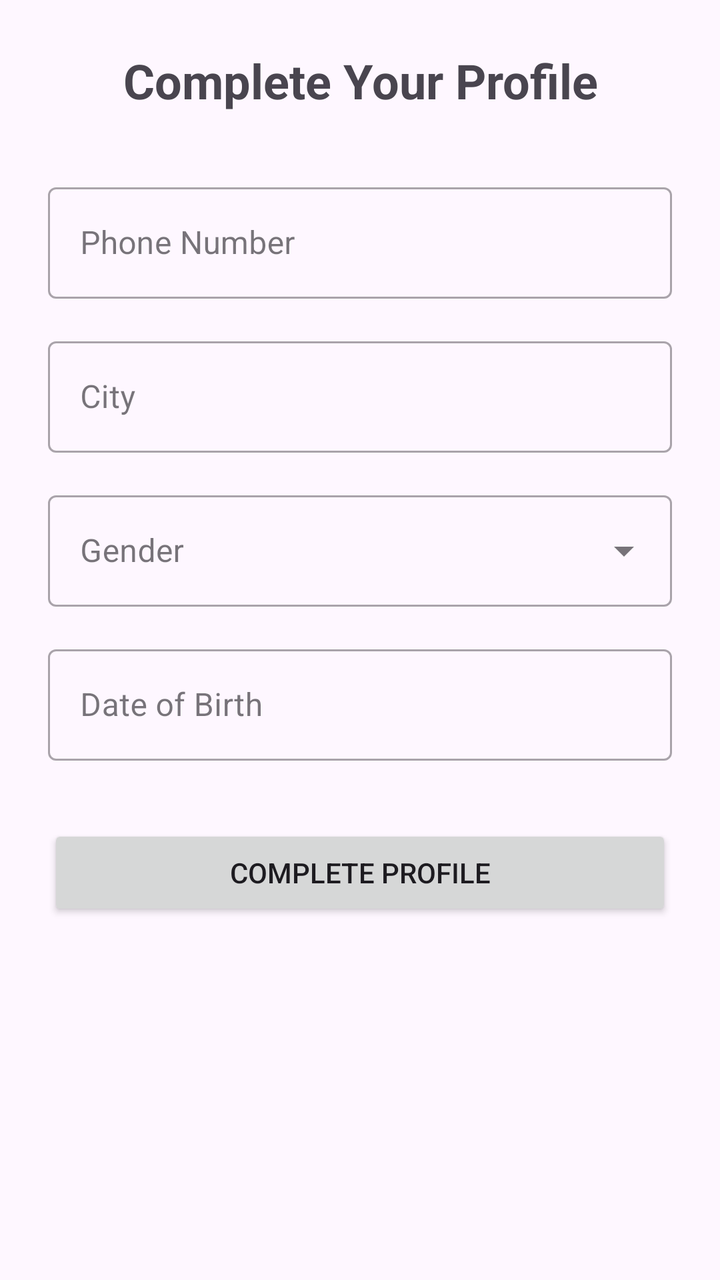
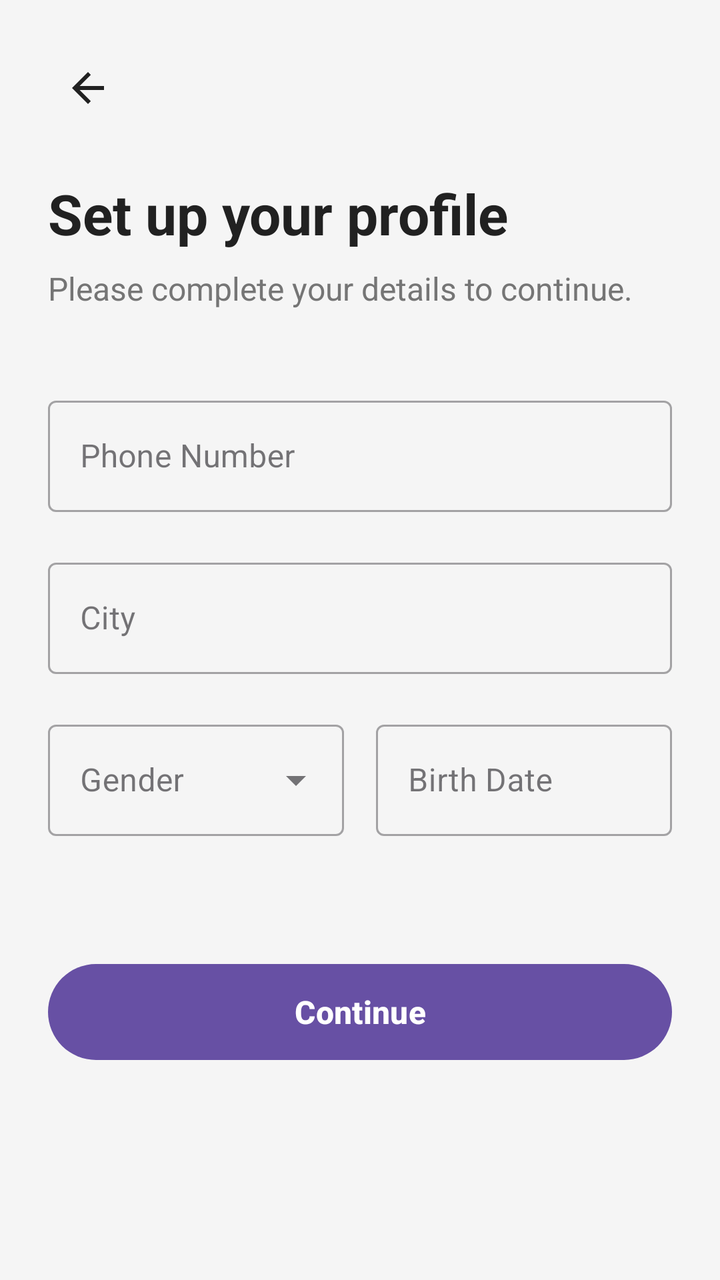

Screens rendered from an Android XML layout before and after an edit, with the pre-edit source and the edit as a unified diff.
<!-- AndroidManifest.xml: application theme Theme.ProjectFlow -->
<!-- res/layout/activity_complete_profile.xml -->
<?xml version="1.0" encoding="utf-8"?>
<androidx.constraintlayout.widget.ConstraintLayout xmlns:android="http://schemas.android.com/apk/res/android"
    xmlns:app="http://schemas.android.com/apk/res-auto"
    xmlns:tools="http://schemas.android.com/tools"
    android:id="@+id/main"
    android:layout_width="match_parent"
    android:layout_height="match_parent"
    android:padding="24dp"
    tools:context=".profile.CompleteProfileActivity">

    <ScrollView
        android:layout_width="match_parent"
        android:layout_height="match_parent"
        app:layout_constraintBottom_toBottomOf="parent"
        app:layout_constraintEnd_toEndOf="parent"
        app:layout_constraintStart_toStartOf="parent"
        app:layout_constraintTop_toTopOf="parent">

        <LinearLayout
            android:layout_width="match_parent"
            android:layout_height="wrap_content"
            android:orientation="vertical">

            <TextView
                android:layout_width="match_parent"
                android:layout_height="wrap_content"
                android:text="Complete Your Profile"
                android:textSize="24sp"
                android:textStyle="bold"
                android:layout_marginBottom="32dp"
                android:gravity="center" />

            <com.google.android.material.textfield.TextInputLayout
                android:layout_width="match_parent"
                android:layout_height="wrap_content"
                android:hint="Phone Number"
                android:layout_marginBottom="16dp"
                style="@style/Widget.MaterialComponents.TextInputLayout.OutlinedBox">

                <com.google.android.material.textfield.TextInputEditText
                    android:id="@+id/phoneNumber"
                    android:layout_width="match_parent"
                    android:layout_height="wrap_content"
                    android:inputType="phone" />
            </com.google.android.material.textfield.TextInputLayout>

            <com.google.android.material.textfield.TextInputLayout
                android:layout_width="match_parent"
                android:layout_height="wrap_content"
                android:hint="City"
                android:layout_marginBottom="16dp"
                style="@style/Widget.MaterialComponents.TextInputLayout.OutlinedBox">

                <com.google.android.material.textfield.TextInputEditText
                    android:id="@+id/city"
                    android:layout_width="match_parent"
                    android:layout_height="wrap_content"
                    android:inputType="text" />
            </com.google.android.material.textfield.TextInputLayout>

            <com.google.android.material.textfield.TextInputLayout
                android:layout_width="match_parent"
                android:layout_height="wrap_content"
                android:hint="Gender"
                android:layout_marginBottom="16dp"
                style="@style/Widget.MaterialComponents.TextInputLayout.OutlinedBox.ExposedDropdownMenu">

                <AutoCompleteTextView
                    android:id="@+id/genderSpinner"
                    android:layout_width="match_parent"
                    android:layout_height="wrap_content"
                    android:inputType="none"
                    android:focusable="false" />
            </com.google.android.material.textfield.TextInputLayout>

            <com.google.android.material.textfield.TextInputLayout
                android:layout_width="match_parent"
                android:layout_height="wrap_content"
                android:hint="Date of Birth"
                android:layout_marginBottom="16dp"
                style="@style/Widget.MaterialComponents.TextInputLayout.OutlinedBox">

                <com.google.android.material.textfield.TextInputEditText
                    android:id="@+id/dateOfBirth"
                    android:layout_width="match_parent"
                    android:layout_height="wrap_content"
                    android:inputType="none"
                    android:focusable="false"
                    android:clickable="true"
                    android:cursorVisible="false" />
            </com.google.android.material.textfield.TextInputLayout>

            <Button
                android:id="@+id/submitBtn"
                android:layout_width="match_parent"
                android:layout_height="wrap_content"
                android:text="Complete Profile"
                android:layout_marginTop="16dp"
                android:enabled="true" />

            <ProgressBar
                android:id="@+id/progressBar"
                android:layout_width="wrap_content"
                android:layout_height="wrap_content"
                android:layout_gravity="center"
                android:layout_marginTop="16dp"
                android:visibility="gone" />

        </LinearLayout>
    </ScrollView>

</androidx.constraintlayout.widget.ConstraintLayout>
<!-- resources referenced by this layout -->
<resources>
  <style name="Theme.ProjectFlow" parent="Base.Theme.ProjectFlow" />
  <style name="Base.Theme.ProjectFlow" parent="Theme.Material3.DayNight.NoActionBar">
          
          
      </style>
</resources>

<!-- the commit's change to res/layout/activity_complete_profile.xml (unified diff, before → after) -->
@@ -1,112 +1,172 @@
 <?xml version="1.0" encoding="utf-8"?>
-<androidx.constraintlayout.widget.ConstraintLayout xmlns:android="http://schemas.android.com/apk/res/android"
+<ScrollView xmlns:android="http://schemas.android.com/apk/res/android"
     xmlns:app="http://schemas.android.com/apk/res-auto"
     xmlns:tools="http://schemas.android.com/tools"
     android:id="@+id/main"
     android:layout_width="match_parent"
     android:layout_height="match_parent"
-    android:padding="24dp"
+    android:fillViewport="true"
+    android:background="@color/background_light"
     tools:context=".profile.CompleteProfileActivity">
 
-    <ScrollView
+    <androidx.constraintlayout.widget.ConstraintLayout
         android:layout_width="match_parent"
-        android:layout_height="match_parent"
-        app:layout_constraintBottom_toBottomOf="parent"
-        app:layout_constraintEnd_toEndOf="parent"
-        app:layout_constraintStart_toStartOf="parent"
-        app:layout_constraintTop_toTopOf="parent">
+        android:layout_height="wrap_content"
+        android:padding="24dp">
+
+        <ImageView
+            android:id="@+id/btnBack"
+            android:layout_width="wrap_content"
+            android:layout_height="wrap_content"
+            android:src="@drawable/ic_menu_arrow"
+            app:tint="@color/text_primary"
+            android:padding="8dp"
+            app:layout_constraintStart_toStartOf="parent"
+            app:layout_constraintTop_toTopOf="parent"
+            android:contentDescription="Back" />
+
+        <TextView
+            android:id="@+id/headerTitle"
+            android:layout_width="wrap_content"
+            android:layout_height="wrap_content"
+            android:text="Set up your profile"
+            android:textSize="28sp"
+            android:textStyle="bold"
+            android:textColor="@color/text_primary"
+            app:layout_constraintStart_toStartOf="parent"
+            app:layout_constraintTop_toBottomOf="@id/btnBack"
+            android:layout_marginTop="24dp"/>
+
+        <TextView
+            android:id="@+id/headerSubtitle"
+            android:layout_width="0dp"
+            android:layout_height="wrap_content"
+            android:text="Please complete your details to continue."
+            android:textSize="16sp"
+            android:textColor="@color/text_secondary"
+            android:layout_marginTop="8dp"
+            app:layout_constraintStart_toStartOf="parent"
+            app:layout_constraintEnd_toEndOf="parent"
+            app:layout_constraintTop_toBottomOf="@id/headerTitle"/>
 
         <LinearLayout
+            android:id="@+id/formContainer"
             android:layout_width="match_parent"
             android:layout_height="wrap_content"
-            android:orientation="vertical">
-
-            <TextView
-                android:layout_width="match_parent"
-                android:layout_height="wrap_content"
-                android:text="Complete Your Profile"
-                android:textSize="24sp"
-                android:textStyle="bold"
-                android:layout_marginBottom="32dp"
-                android:gravity="center" />
+            android:orientation="vertical"
+            android:layout_marginTop="40dp"
+            app:layout_constraintTop_toBottomOf="@id/headerSubtitle"
+            app:layout_constraintStart_toStartOf="parent"
+            app:layout_constraintEnd_toEndOf="parent">
 
             <com.google.android.material.textfield.TextInputLayout
                 android:layout_width="match_parent"
                 android:layout_height="wrap_content"
                 android:hint="Phone Number"
-                android:layout_marginBottom="16dp"
+                android:layout_marginBottom="20dp"
+                app:boxBackgroundColor="@android:color/transparent"
                 style="@style/Widget.MaterialComponents.TextInputLayout.OutlinedBox">
 
                 <com.google.android.material.textfield.TextInputEditText
                     android:id="@+id/phoneNumber"
                     android:layout_width="match_parent"
                     android:layout_height="wrap_content"
-                    android:inputType="phone" />
+                    android:inputType="phone"
+                    android:textColor="@color/text_primary"/>
             </com.google.android.material.textfield.TextInputLayout>
 
             <com.google.android.material.textfield.TextInputLayout
                 android:layout_width="match_parent"
                 android:layout_height="wrap_content"
                 android:hint="City"
-                android:layout_marginBottom="16dp"
+                android:layout_marginBottom="20dp"
+                app:boxBackgroundColor="@android:color/transparent"
                 style="@style/Widget.MaterialComponents.TextInputLayout.OutlinedBox">
 
                 <com.google.android.material.textfield.TextInputEditText
                     android:id="@+id/city"
                     android:layout_width="match_parent"
                     android:layout_height="wrap_content"
-                    android:inputType="text" />
+                    android:inputType="textCapWords"
+                    android:textColor="@color/text_primary"/>
             </com.google.android.material.textfield.TextInputLayout>
 
-            <com.google.android.material.textfield.TextInputLayout
+            <LinearLayout
                 android:layout_width="match_parent"
                 android:layout_height="wrap_content"
-                android:hint="Gender"
-                android:layout_marginBottom="16dp"
-                style="@style/Widget.MaterialComponents.TextInputLayout.OutlinedBox.ExposedDropdownMenu">
+                android:orientation="horizontal"
+                android:baselineAligned="false"
+                android:layout_marginBottom="20dp">
 
-                <AutoCompleteTextView
-                    android:id="@+id/genderSpinner"
-                    android:layout_width="match_parent"
+                <com.google.android.material.textfield.TextInputLayout
+                    android:layout_width="0dp"
                     android:layout_height="wrap_content"
-                    android:inputType="none"
-                    android:focusable="false" />
-            </com.google.android.material.textfield.TextInputLayout>
+                    android:layout_weight="1"
+                    android:layout_marginEnd="8dp"
+                    android:hint="Gender"
+                    app:boxBackgroundColor="@android:color/transparent"
+                    style="@style/Widget.MaterialComponents.TextInputLayout.OutlinedBox.ExposedDropdownMenu">
 
-            <com.google.android.material.textfield.TextInputLayout
-                android:layout_width="match_parent"
-                android:layout_height="wrap_content"
-                android:hint="Date of Birth"
-                android:layout_marginBottom="16dp"
-                style="@style/Widget.MaterialComponents.TextInputLayout.OutlinedBox">
+                    <AutoCompleteTextView
+                        android:id="@+id/genderSpinner"
+                        android:layout_width="match_parent"
+                        android:layout_height="wrap_content"
+                        android:inputType="none"
+                        android:focusable="false"
+                        android:textColor="@color/text_primary"/>
+                </com.google.android.material.textfield.TextInputLayout>
 
-                <com.google.android.material.textfield.TextInputEditText
-                    android:id="@+id/dateOfBirth"
-                    android:layout_width="match_parent"
+                <com.google.android.material.textfield.TextInputLayout
+                    android:layout_width="0dp"
                     android:layout_height="wrap_content"
-                    android:inputType="none"
-                    android:focusable="false"
-                    android:clickable="true"
-                    android:cursorVisible="false" />
-            </com.google.android.material.textfield.TextInputLayout>
+                    android:layout_weight="1"
+                    android:layout_marginStart="8dp"
+                    android:hint="Birth Date"
+                    app:boxBackgroundColor="@android:color/transparent"
+                    app:endIconMode="none"
+                    style="@style/Widget.MaterialComponents.TextInputLayout.OutlinedBox">
 
-            <Button
-                android:id="@+id/submitBtn"
-                android:layout_width="match_parent"
-                android:layout_height="wrap_content"
-                android:text="Complete Profile"
-                android:layout_marginTop="16dp"
-                android:enabled="true" />
+                    <com.google.android.material.textfield.TextInputEditText
+                        android:id="@+id/dateOfBirth"
+                        android:layout_width="match_parent"
+                        android:layout_height="wrap_content"
+                        android:inputType="none"
+                        android:focusable="false"
+                        android:clickable="true"
+                        android:cursorVisible="false"
+                        android:textColor="@color/text_primary"/>
+                </com.google.android.material.textfield.TextInputLayout>
 
-            <ProgressBar
-                android:id="@+id/progressBar"
-                android:layout_width="wrap_content"
-                android:layout_height="wrap_content"
-                android:layout_gravity="center"
-                android:layout_marginTop="16dp"
-                android:visibility="gone" />
+            </LinearLayout>
 
         </LinearLayout>
-    </ScrollView>
 
-</androidx.constraintlayout.widget.ConstraintLayout>
+        <com.google.android.material.button.MaterialButton
+            android:id="@+id/submitBtn"
+            android:layout_width="match_parent"
+            android:layout_height="56dp"
+            android:text="Continue"
+            android:textAllCaps="false"
+            android:textSize="16sp"
+            android:textStyle="bold"
+            app:cornerRadius="28dp"
+            app:layout_constraintTop_toBottomOf="@+id/formContainer"
+            app:layout_constraintBottom_toBottomOf="parent"
+            app:layout_constraintVertical_bias="0.0"
+            android:layout_marginTop="40dp"
+            android:layout_marginBottom="24dp"/>
+
+        <ProgressBar
+            android:id="@+id/progressBar"
+            android:layout_width="wrap_content"
+            android:layout_height="wrap_content"
+            android:visibility="gone"
+            app:layout_constraintStart_toStartOf="parent"
+            app:layout_constraintEnd_toEndOf="parent"
+            app:layout_constraintTop_toTopOf="@id/submitBtn"
+            app:layout_constraintBottom_toBottomOf="@id/submitBtn"
+            android:elevation="10dp"/>
+
+    </androidx.constraintlayout.widget.ConstraintLayout>
+
+</ScrollView>
<!-- resource entries referenced after the edit -->
@@ -1,5 +1,19 @@
 <!-- resources referenced by this layout -->
 <resources>
+  <color name="background_light">#F5F5F5</color>
+  <color name="text_primary">#212121</color>
+  <color name="text_secondary">#757575</color>
+  <!-- drawable ic_menu_arrow (drawable) -->
+  <vector xmlns:android="http://schemas.android.com/apk/res/android"
+      android:width="24dp"
+      android:height="24dp"
+      android:viewportWidth="24.0"
+      android:viewportHeight="24.0"
+      android:autoMirrored="true">
+      <path
+          android:fillColor="#FF000000"
+          android:pathData="M20,11H7.83l5.59,-5.59L12,4l-8,8 8,8 1.41,-1.41L7.83,13H20v-2z"/>
+  </vector>
   <style name="Theme.ProjectFlow" parent="Base.Theme.ProjectFlow" />
   <style name="Base.Theme.ProjectFlow" parent="Theme.Material3.DayNight.NoActionBar">
           
